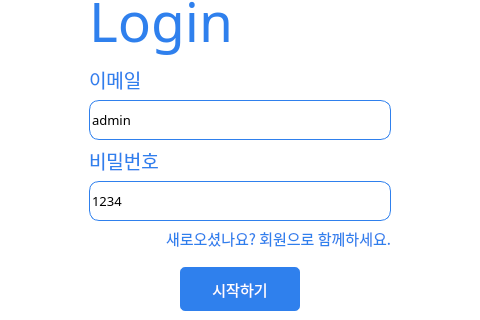
First picture: the form in UI/UI_mainwidget.ui, repository guaba98/class_album, before the edit; both pictures show x 249 to 729 and y 157 to 477 of the 978 by 600 pixel window.
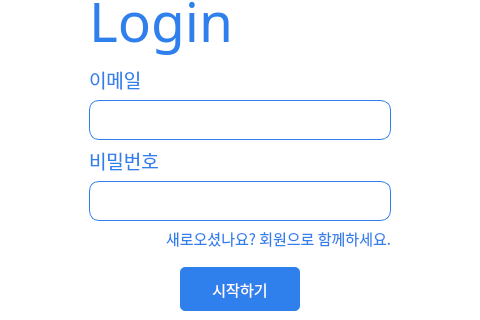
Second picture: the form after the edit. The open tabs and pages were chosen to show the change.

```diff
--- a/UI/UI_mainwidget.ui
+++ b/UI/UI_mainwidget.ui
@@ -170,7 +170,7 @@
 border-radius: 10px;</string>
                   </property>
                   <property name="text">
-                   <string>admin</string>
+                   <string/>
                   </property>
                  </widget>
                 </item>
@@ -209,7 +209,10 @@
 border-radius: 10px;</string>
                   </property>
                   <property name="text">
-                   <string>1234</string>
+                   <string/>
+                  </property>
+                  <property name="echoMode">
+                   <enum>QLineEdit::Password</enum>
                   </property>
                  </widget>
                 </item>
```
Left out of the diff: 31 changed lines with no effect on the pictures.
